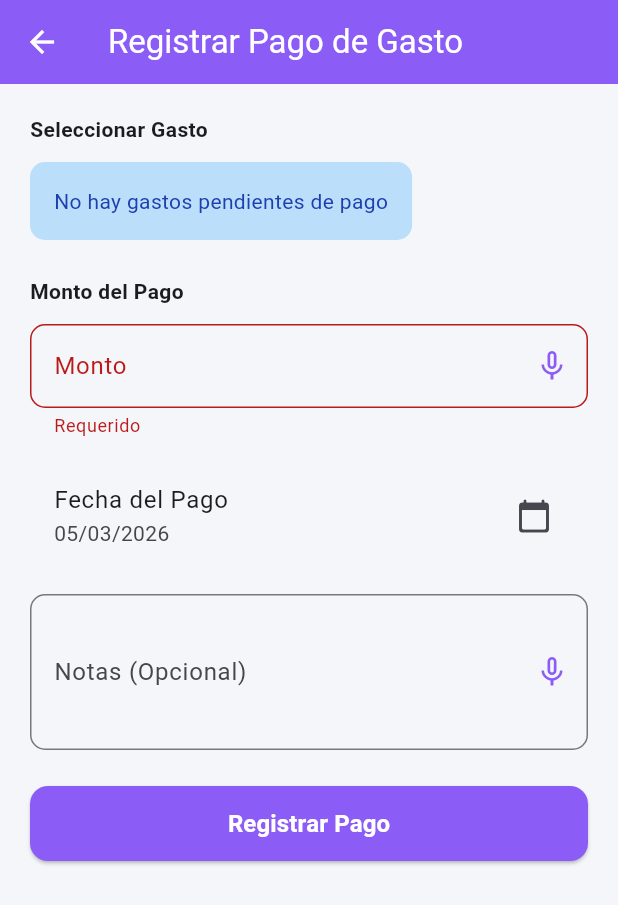
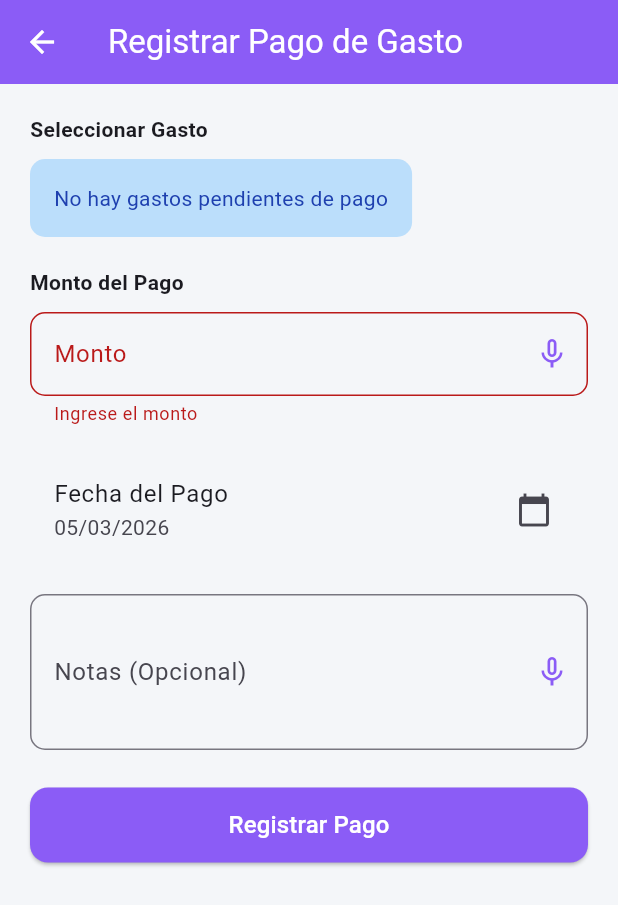
Before and after one commit to Wissbegierde/orden, a Flutter app: the RegisterBillPaymentScreen screen opened directly, after a tap on "Registrar Pago", on a phone screen of 412 x 824 dp. Shown: the top 905 px of the screen. Run offline on Flutter 3.47's test engine with Material 3 defaults, Android fonts, the phone set to English and light mode, and no system bars; our stand-ins replace cloud_firestore, firebase_core, fl_chart, speech_to_text; accounts and stored records are empty.

Commit message:
Registrar Gastos v2 correcion de bug registar pagos

```diff
--- a/lib/screens/bills/register_payment_screen.dart
+++ b/lib/screens/bills/register_payment_screen.dart
@@ -2,6 +2,7 @@ import 'package:flutter/material.dart';
 import 'package:intl/intl.dart';
 import 'package:provider/provider.dart';
 import 'package:speech_to_text/speech_to_text.dart';
+
 import '../../models/bill.dart';
 import '../../providers/bills_provider.dart';
 
@@ -15,10 +16,13 @@ class RegisterBillPaymentScreen extends StatefulWidget {
 
 class _RegisterBillPaymentScreenState extends State<RegisterBillPaymentScreen> {
   final _formKey = GlobalKey<FormState>();
+
   final _amountCtrl = TextEditingController();
   final _notesCtrl = TextEditingController();
 
   Bill? _selectedBill;
+  String? _selectedBillId; // ✅ Guardamos solo el ID
+
   DateTime _selectedDate = DateTime.now();
 
   final SpeechToText _speech = SpeechToText();
@@ -30,7 +34,6 @@ class _RegisterBillPaymentScreenState extends State<RegisterBillPaymentScreen> {
   void initState() {
     super.initState();
     _initSpeech();
-    _amountCtrl.addListener(() => setState(() {}));
   }
 
   Future<void> _initSpeech() async {
@@ -40,25 +43,25 @@ class _RegisterBillPaymentScreenState extends State<RegisterBillPaymentScreen> {
 
   Future<void> _listen(TextEditingController field) async {
     if (!_speechAvailable) return;
+
     if (_isListening) {
       await _speech.stop();
       setState(() => _isListening = false);
       return;
     }
+
     setState(() {
       _isListening = true;
       _activeField = field;
     });
+
     try {
-      final result = await _speech.listen(
+      await _speech.listen(
         onResult: (result) {
           field.text = result.recognizedWords;
           setState(() {});
         },
       );
-      if (!result) {
-        setState(() => _isListening = false);
-      }
     } catch (e) {
       setState(() => _isListening = false);
     }
@@ -71,6 +74,7 @@ class _RegisterBillPaymentScreenState extends State<RegisterBillPaymentScreen> {
       firstDate: DateTime(2020),
       lastDate: DateTime.now(),
     );
+
     if (date != null) {
       setState(() => _selectedDate = date);
     }
@@ -78,28 +82,48 @@ class _RegisterBillPaymentScreenState extends State<RegisterBillPaymentScreen> {
 
   void _submit() {
     if (!_formKey.currentState!.validate()) return;
+
     if (_selectedBill == null) {
       ScaffoldMessenger.of(
         context,
       ).showSnackBar(const SnackBar(content: Text('Seleccione un gasto')));
       return;
     }
-    if (_amountCtrl.text.isEmpty) {
+
+    final amount = double.tryParse(_amountCtrl.text);
+
+    if (amount == null) {
+      ScaffoldMessenger.of(context).showSnackBar(
+        const SnackBar(content: Text('El monto debe ser un número válido')),
+      );
+      return;
+    }
+
+    if (amount <= 0) {
+      ScaffoldMessenger.of(context).showSnackBar(
+        const SnackBar(content: Text('El monto debe ser mayor a 0')),
+      );
+      return;
+    }
+
+    if (amount > 1000000000) {
       ScaffoldMessenger.of(
         context,
-      ).showSnackBar(const SnackBar(content: Text('Ingrese el monto')));
+      ).showSnackBar(const SnackBar(content: Text('Monto demasiado grande')));
       return;
     }
 
     final payment = BillPayment(
       billId: _selectedBill!.id!,
-      amount: double.parse(_amountCtrl.text),
+      amount: amount,
       date: _selectedDate,
       notes: _notesCtrl.text.isEmpty ? null : _notesCtrl.text,
     );
 
     context.read<BillsProvider>().addPayment(payment);
+
     Navigator.pop(context);
+
     ScaffoldMessenger.of(
       context,
     ).showSnackBar(const SnackBar(content: Text('Pago registrado')));
@@ -112,35 +136,44 @@ class _RegisterBillPaymentScreenState extends State<RegisterBillPaymentScreen> {
     super.dispose();
   }
 
-  @override
-  Widget build(BuildContext context) {
-    return Scaffold(
-      backgroundColor: const Color(0xFFF4F6F9),
-      appBar: AppBar(
-        backgroundColor: const Color(0xFF8B5CF6),
-        foregroundColor: Colors.white,
-        elevation: 0,
-        title: const Text('Registrar Pago de Gasto'),
+  Widget _buildBillsDropdown() {
+    return StreamBuilder<List<Bill>>(
+      stream: context.read<BillsProvider>().unpaidBills(),
+      builder: (context, snapshot) {
+        if (snapshot.connectionState == ConnectionState.waiting) {
+          return const Center(child: CircularProgressIndicator());
+        }
+
+        if (snapshot.hasError) {
+          return Container(
+            padding: const EdgeInsets.all(16),
+            decoration: BoxDecoration(
+              color: Colors.red.shade100,
+              borderRadius: BorderRadius.circular(10),
             ),
-      body: SingleChildScrollView(
-        child: Padding(
-          padding: const EdgeInsets.all(20),
-          child: Form(
-            key: _formKey,
-            child: Column(
-              crossAxisAlignment: CrossAxisAlignment.start,
-              children: [
-                // Select bill
-                const Text(
-                  'Seleccionar Gasto',
-                  style: TextStyle(fontWeight: FontWeight.w600, fontSize: 14),
+            child: Text(
+              'Error cargando gastos',
+              style: TextStyle(color: Colors.red.shade800),
             ),
-                const SizedBox(height: 12),
-                StreamBuilder<List<Bill>>(
-                  stream: context.read<BillsProvider>().unpaidBills(),
-                  builder: (ctx, snap) {
-                    final unpaidBills = snap.data ?? [];
-                    if (unpaidBills.isEmpty) {
+          );
+        }
+
+        final bills = snapshot.data ?? [];
+
+        // ✅ SOLUCIÓN MEJORADA: Sincronizar _selectedBill con la lista actual
+        Bill? currentSelection = _selectedBill;
+        if (_selectedBillId != null) {
+          // Buscar el bill por ID en la lista actual
+          try {
+            currentSelection = bills.firstWhere((b) => b.id == _selectedBillId);
+          } catch (e) {
+            // Si no se encuentra, limpiamos la selección
+            currentSelection = null;
+            _selectedBillId = null;
+          }
+        }
+
+        if (bills.isEmpty) {
           return Container(
             padding: const EdgeInsets.all(16),
             decoration: BoxDecoration(
@@ -153,62 +186,55 @@ class _RegisterBillPaymentScreenState extends State<RegisterBillPaymentScreen> {
             ),
           );
         }
+
         return DropdownButtonFormField<Bill>(
-                      value: _selectedBill,
+          value: currentSelection,
+          hint: const Text('Seleccione un gasto'),
           decoration: InputDecoration(
-                        border: OutlineInputBorder(
-                          borderRadius: BorderRadius.circular(10),
+            border: OutlineInputBorder(borderRadius: BorderRadius.circular(10)),
           ),
-                      ),
-                      hint: const Text('Seleccione un gasto'),
-                      items: unpaidBills
-                          .map(
-                            (bill) => DropdownMenuItem(
+          items: bills.map((bill) {
+            return DropdownMenuItem(
               value: bill,
               child: Text(
-                                '${bill.description} - \$${NumberFormat('#,###', 'es_CO').format(bill.amount)}',
-                                maxLines: 1,
+                '${bill.description} - ${NumberFormat.currency(locale: 'es_CO', symbol: '\$', decimalDigits: 0).format(bill.amount)}',
                 overflow: TextOverflow.ellipsis,
               ),
-                            ),
-                          )
-                          .toList(),
-                      onChanged: (bill) => setState(() => _selectedBill = bill),
+            );
+          }).toList(),
+          onChanged: (bill) {
+            setState(() {
+              _selectedBill = bill;
+              _selectedBillId = bill?.id; // ✅ Guardamos el ID
+            });
+          },
         );
       },
-                ),
-                if (_selectedBill != null) ...[
-                  const SizedBox(height: 16),
-                  Container(
+    );
+  }
+
+  Widget _billDetails() {
+    if (_selectedBill == null) return const SizedBox();
+
+    return Container(
+      margin: const EdgeInsets.only(top: 16),
       padding: const EdgeInsets.all(12),
       decoration: BoxDecoration(
-                      color: const Color(0xFF8B5CF6).withValues(alpha: 0.1),
+        color: const Color(0xFF8B5CF6).withOpacity(0.1),
         borderRadius: BorderRadius.circular(10),
       ),
       child: Column(
-                      crossAxisAlignment: CrossAxisAlignment.start,
         children: [
-                        Text(
-                          'Detalle del Gasto',
-                          style: const TextStyle(
-                            fontWeight: FontWeight.w600,
-                            fontSize: 12,
-                          ),
-                        ),
-                        const SizedBox(height: 8),
           Row(
             mainAxisAlignment: MainAxisAlignment.spaceBetween,
             children: [
-                            const Text('Monto Total:'),
+              const Text('Monto Total'),
               Text(
                 NumberFormat.currency(
                   locale: 'es_CO',
                   symbol: '\$',
                   decimalDigits: 0,
                 ).format(_selectedBill!.amount),
-                              style: const TextStyle(
-                                fontWeight: FontWeight.w600,
-                              ),
               ),
             ],
           ),
@@ -216,7 +242,7 @@ class _RegisterBillPaymentScreenState extends State<RegisterBillPaymentScreen> {
           Row(
             mainAxisAlignment: MainAxisAlignment.spaceBetween,
             children: [
-                            const Text('Categoría:'),
+              const Text('Categoría'),
               Text(_selectedBill!.categoryLabel),
             ],
           ),
@@ -224,25 +250,51 @@ class _RegisterBillPaymentScreenState extends State<RegisterBillPaymentScreen> {
           Row(
             mainAxisAlignment: MainAxisAlignment.spaceBetween,
             children: [
-                            const Text('Fecha:'),
-                            Text(
-                              DateFormat(
-                                'dd/MM/yyyy',
-                              ).format(_selectedBill!.date),
-                            ),
+              const Text('Fecha'),
+              Text(DateFormat('dd/MM/yyyy').format(_selectedBill!.date)),
             ],
           ),
         ],
       ),
+    );
+  }
+
+  @override
+  Widget build(BuildContext context) {
+    return Scaffold(
+      backgroundColor: const Color(0xFFF4F6F9),
+      appBar: AppBar(
+        title: const Text('Registrar Pago de Gasto'),
+        backgroundColor: const Color(0xFF8B5CF6),
+        foregroundColor: Colors.white,
       ),
-                ],
-                const SizedBox(height: 24),
-                // Amount
+      body: SingleChildScrollView(
+        padding: const EdgeInsets.all(20),
+        child: Form(
+          key: _formKey,
+          child: Column(
+            crossAxisAlignment: CrossAxisAlignment.start,
+            children: [
+              const Text(
+                'Seleccionar Gasto',
+                style: TextStyle(fontWeight: FontWeight.w600),
+              ),
+
+              const SizedBox(height: 10),
+
+              _buildBillsDropdown(),
+
+              _billDetails(),
+
+              const SizedBox(height: 20),
+
               const Text(
                 'Monto del Pago',
-                  style: TextStyle(fontWeight: FontWeight.w600, fontSize: 14),
+                style: TextStyle(fontWeight: FontWeight.w600),
               ),
-                const SizedBox(height: 12),
+
+              const SizedBox(height: 10),
+
               TextFormField(
                 controller: _amountCtrl,
                 keyboardType: const TextInputType.numberWithOptions(
@@ -266,28 +318,43 @@ class _RegisterBillPaymentScreenState extends State<RegisterBillPaymentScreen> {
                         )
                       : null,
                 ),
-                  validator: (v) => v?.isEmpty ?? true ? 'Requerido' : null,
+                validator: (v) {
+                  if (v == null || v.isEmpty) {
+                    return 'Ingrese el monto';
+                  }
+
+                  final value = double.tryParse(v);
+
+                  if (value == null) {
+                    return 'El monto debe ser un número válido';
+                  }
+
+                  if (value <= 0) {
+                    return 'Debe ser mayor a 0';
+                  }
+
+                  if (value > 1000000000) {
+                    return 'Monto demasiado grande';
+                  }
+
+                  return null;
+                },
               ),
-                const SizedBox(height: 16),
-                // Date picker
-                Row(
-                  children: [
-                    Expanded(
-                      child: ListTile(
+
+              const SizedBox(height: 20),
+
+              ListTile(
                 title: const Text('Fecha del Pago'),
-                        subtitle: Text(
-                          DateFormat('dd/MM/yyyy').format(_selectedDate),
-                        ),
-                        trailing: const Icon(Icons.calendar_today_rounded),
+                subtitle: Text(DateFormat('dd/MM/yyyy').format(_selectedDate)),
+                trailing: const Icon(Icons.calendar_today),
                 onTap: _selectDate,
               ),
-                    ),
-                  ],
-                ),
-                const SizedBox(height: 16),
-                // Notes
+
+              const SizedBox(height: 20),
+
               TextFormField(
                 controller: _notesCtrl,
+                maxLines: 3,
                 decoration: InputDecoration(
                   labelText: 'Notas (Opcional)',
                   border: OutlineInputBorder(
@@ -305,28 +372,24 @@ class _RegisterBillPaymentScreenState extends State<RegisterBillPaymentScreen> {
                         )
                       : null,
                 ),
-                  maxLines: 3,
               ),
-                const SizedBox(height: 24),
-                // Submit button
+
+              const SizedBox(height: 25),
+
               SizedBox(
                 width: double.infinity,
                 height: 50,
                 child: ElevatedButton(
+                  onPressed: _submit,
                   style: ElevatedButton.styleFrom(
                     backgroundColor: const Color(0xFF8B5CF6),
                     shape: RoundedRectangleBorder(
                       borderRadius: BorderRadius.circular(12),
                     ),
                   ),
-                    onPressed: _submit,
                   child: const Text(
                     'Registrar Pago',
-                      style: TextStyle(
-                        color: Colors.white,
-                        fontWeight: FontWeight.w600,
-                        fontSize: 16,
-                      ),
+                    style: TextStyle(fontSize: 16, color: Colors.white),
                   ),
                 ),
               ),
@@ -334,7 +397,6 @@ class _RegisterBillPaymentScreenState extends State<RegisterBillPaymentScreen> {
           ),
         ),
       ),
-      ),
     );
   }
 }
```
Also changed, not shown: lib/providers/bills_provider.dart (+125 -52 lines). Lines whose indentation alone changed are shown as unchanged.
